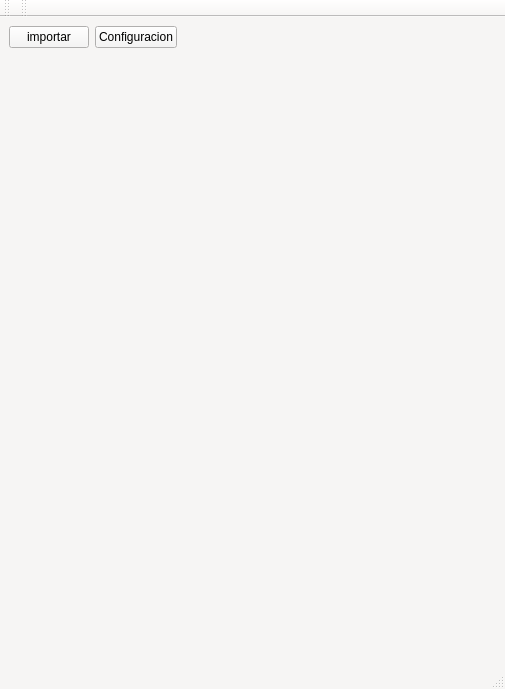
Qt form src/ui/mainwindow.ui (sbstn-sss/CCHEN_P2MC_App) before a commit.
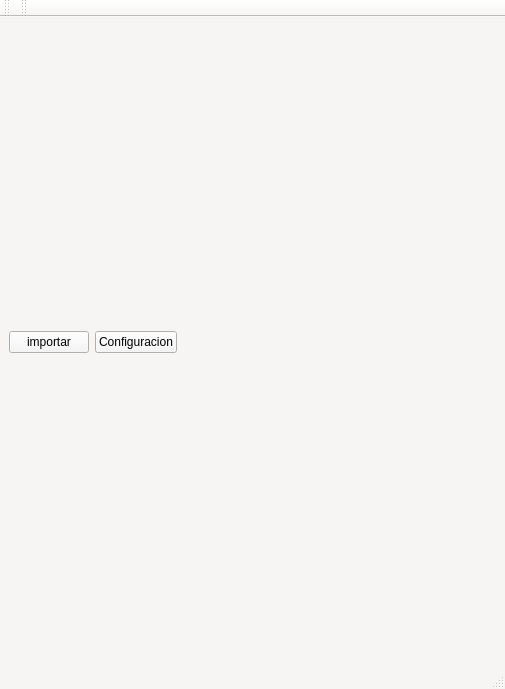
The same form after that commit.

```diff
--- a/src/ui/mainwindow.ui
+++ b/src/ui/mainwindow.ui
@@ -497,19 +497,6 @@
       </item>
      </layout>
     </item>
-    <item>
-     <spacer name="verticalSpacer">
-      <property name="orientation">
-       <enum>Qt::Vertical</enum>
-      </property>
-      <property name="sizeHint" stdset="0">
-       <size>
-        <width>20</width>
-        <height>40</height>
-       </size>
-      </property>
-     </spacer>
-    </item>
     <item>
      <layout class="QVBoxLayout" name="app_layout"/>
     </item>
```
